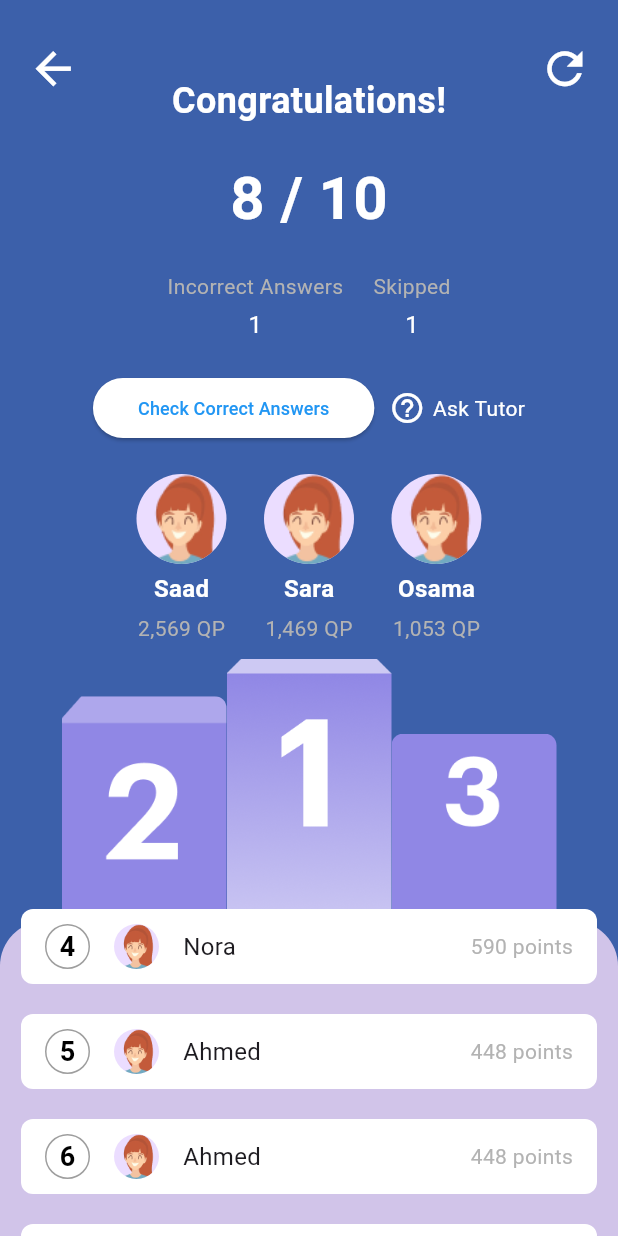
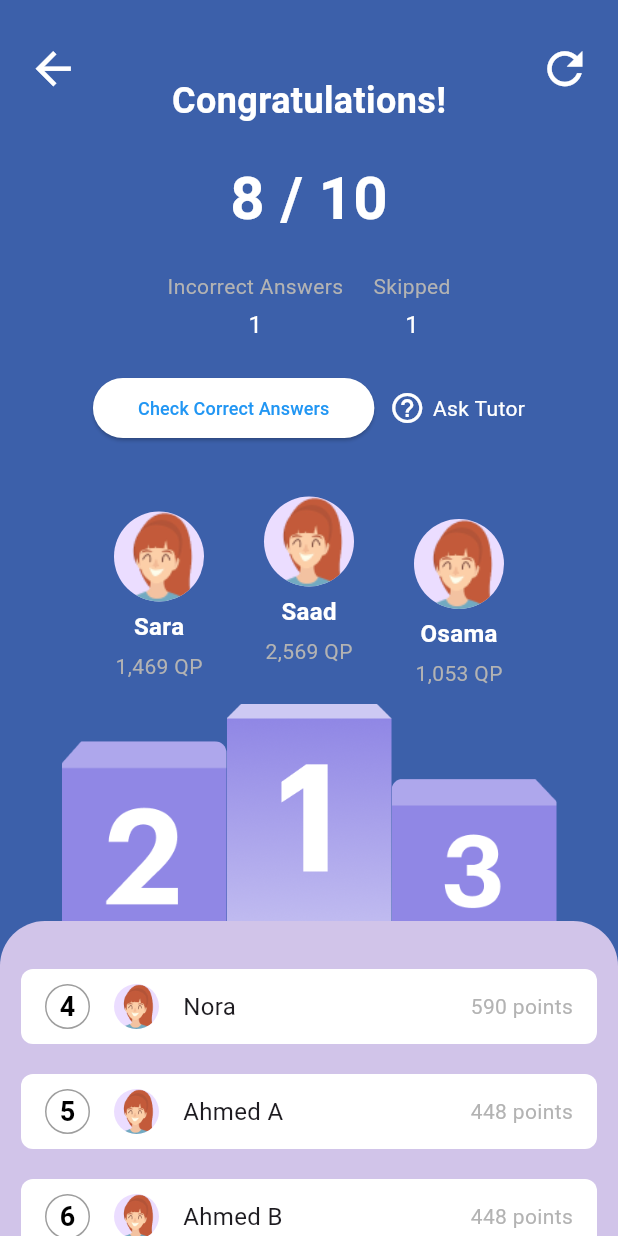
Before and after one commit to Reemaalnafisa/GAT_Helper-Version2, a Flutter app: the RankPage screen opened directly, on a phone screen of 412 x 824 dp. Run offline on Flutter 3.47's test engine with Material 3 defaults, Android fonts, the phone set to English and light mode, and no system bars; our stand-ins replace fl_chart, flutter_rating_bar.

Commit message:
remma+nora

```diff
--- a/lib/features/auth/views/Parent_home_pageAR.dart
+++ b/lib/features/auth/views/Parent_home_pageAR.dart
@@ -1,6 +1,7 @@
 import 'package:flutter/material.dart';
 import 'package:gat_helper_app/features/auth/views/AR_dashboard.dart';
 import 'package:gat_helper_app/features/common/edit_profile_page.dart';
+import '../../common/edit_profileAR_page.dart';
 import 'Parent_home_page.dart';
 import 'Parent_home_pageAR.dart';
 import '../../common/login_page.dart';
@@ -101,7 +102,7 @@ class _ParentHomePageARState extends State<ParentHomePageAR> {
                 Navigator.push(
                   context,
                   MaterialPageRoute(
-                    builder: (context) => EditProfilePage(role: 'parent', initialData: {}),
+                    builder: (context) => EditProfilePageAR(role: 'parent', initialData: {}),
                   ),
                 );
               },
@@ -128,7 +129,7 @@ class _ParentHomePageARState extends State<ParentHomePageAR> {
             const Spacer(),
             ListTile(
               leading: Padding(
-                padding: const EdgeInsets.only(left: 85.5),
+                padding: const EdgeInsets.only(right: 85.5),
                 child: Image.asset(
                   'assets/img_18.png',
                   width: 40,
--- a/lib/features/auth/views/QQ_Rank.dart
+++ b/lib/features/auth/views/QQ_Rank.dart
@@ -36,26 +36,31 @@ class _RankPageState extends State<RankPage> {
       'rank': 4,
     },
     {
-      'name': 'Ahmed',
+      'name': 'Ahmed A',
       'points': '448 points',
       'avatar': 'assets/student.png',
       'rank': 5,
     },
     {
-      'name': 'Ahmed',
+      'name': 'Ahmed B',
       'points': '448 points',
       'avatar': 'assets/student.png',
       'rank': 6,
     },
     {
-      'name': 'Ahmed',
+      'name': 'Ahmed C',
       'points': '448 points',
+      'avatar': 'assets/student.png',
+      'rank': 7,
+    },
+    {
+      'name': 'Laila',
+      'points': '300 points',
       'avatar': 'assets/student.png',
       'rank': 8,
     },
   ];
 
-  @override
   @override
   Widget build(BuildContext context) {
     return Scaffold(
@@ -71,11 +76,10 @@ class _RankPageState extends State<RankPage> {
                 Column(
                   children: [
                     SizedBox(height: 10),
-                    // Show the top 3 contestants and columns
                     _buildTopThreeSection(),
                   ],
                 ),
-                // 1) Pink box at the bottom
+                // Pink box at the bottom
                 Positioned(
                   bottom: 0,
                   left: 0,
@@ -91,12 +95,17 @@ class _RankPageState extends State<RankPage> {
                     ),
                   ),
                 ),
-                // Add ListView below the pink box
+                // Add ListView inside the pink container but make sure it doesn't overflow
                 Positioned(
-                  top: 290, // Start from below the pink box
+                  top: 330, // Adjust the starting position to fit inside the pink area
                   left: 0,
                   right: 0,
-                  bottom: 0, // Allow the ListView to scroll
+                  bottom: 0,
+                  child: ClipRRect(
+                    borderRadius: BorderRadius.only(
+                      topLeft: Radius.circular(30),
+                      topRight: Radius.circular(30),
+                    ),
                     child: ListView.builder(
                       itemCount: contestants.length - 3, // Remaining contestants
                       itemBuilder: (context, index) {
@@ -110,72 +119,65 @@ class _RankPageState extends State<RankPage> {
                       },
                     ),
                   ),
+                ),
               ],
             ),
           ),
+
         ],
       ),
     );
   }
 
-
-  // Top 3 section (images + columns)
   Widget _buildTopThreeSection() {
     return Column(
       children: [
-        // Top 3 contestants images
+        // Top 3 contestants images with more space between them
         Row(
           mainAxisAlignment: MainAxisAlignment.center,
           children: [
-            if (contestants[0]['rank'] <= 3)
-              _buildRankInfo(contestants[0]['name'], contestants[0]['points'], contestants[0]['avatar']),
-            SizedBox(width: 25),
-            if (contestants[1]['rank'] <= 3)
-              _buildRankInfo(contestants[1]['name'], contestants[1]['points'], contestants[1]['avatar']),
-            SizedBox(width: 25),
-            if (contestants[2]['rank'] <= 3)
-              _buildRankInfo(contestants[2]['name'], contestants[2]['points'], contestants[2]['avatar']),
+            _buildRankInfo(contestants[1]['name'], contestants[1]['points'], contestants[1]['avatar'],1),
+            SizedBox(width: 40),  // Increased space between avatars
+            _buildRankInfo(contestants[0]['name'], contestants[0]['points'], contestants[0]['avatar'],2),
+            SizedBox(width: 40),  // Increased space between avatars
+            _buildRankInfo(contestants[2]['name'], contestants[2]['points'], contestants[2]['avatar'],3),
           ],
         ),
-
         SizedBox(height: 10),
-        // Top 3 columns
+        // Top 3 columns with the 3rd column moved down more
         Row(
           mainAxisAlignment: MainAxisAlignment.center,
           children: [
             _buildRankColumn(2, 'assets/rank2.png'),
             _buildRankColumn(1, 'assets/rank1.png'),
-            _buildRankColumn(3, 'assets/rank3.png'),
+            // Third column shifted down more controlled
+            Container(
+              height: 250, // Keep the same height as other columns
+              padding: EdgeInsets.only(top: 50), // Adjusted padding to move the 3rd column lower
+              child: _buildRankColumn(3, 'assets/rank3.png'),
+            ),
           ],
         ),
       ],
     );
   }
 
-  // Section for contestants with rank 4 and above
-  Widget _buildOtherContestantsSection() {
-    return Expanded(
-      child: ListView.builder(
-        itemCount: contestants.length - 3, // Remaining contestants
-        itemBuilder: (context, index) {
-          var contestant = contestants[index + 3]; // Start from rank 4
-          return _buildAdditionalRank(
-            contestant['name'],
-            contestant['points'],
-            contestant['avatar'],
-            contestant['rank'],
-          );
-        },
-      ),
-    );
+
+  Widget _buildRankInfo(String name, String points, String avatarImage, int rank) {
+    double topPadding = 0.0;
+    if (rank == 1) {
+      topPadding = 20;
+    }else if(rank == 3){
+      topPadding=30;
     }
-
-  Widget _buildRankInfo(String name, String points, String avatarImage) {
     return Column(
       children: [
-        CircleAvatar(
+        Padding(
+          padding: EdgeInsets.only(top: topPadding),  // Apply the conditional padding here
+          child: CircleAvatar(
             radius: 30,
             backgroundImage: AssetImage(avatarImage),
+          ),
         ),
         SizedBox(height: 5),
         Text(
@@ -200,6 +202,8 @@ class _RankPageState extends State<RankPage> {
       height = 250.0;
     } else if (rank == 2) {
       height = 200.0;
+    } else {
+      height = 250;
     }
 
     return Container(
@@ -269,14 +273,12 @@ class _RankPageState extends State<RankPage> {
     );
   }
 
-  // Function for congratulations and score
   Widget _buildCongratsAndScore() {
     return Stack(
       children: [
-        // المحتوى الأساسي
         Column(
           children: [
-            SizedBox(height: 50),  // Adjust this height to move content down
+            SizedBox(height: 50),
             Center(
               child: Text(
                 'Congratulations!',
@@ -322,16 +324,10 @@ class _RankPageState extends State<RankPage> {
                       MaterialPageRoute(
                         builder: (context) => CorrectAnswersPage(
                           questions: [
-                            {
-                              "question": "What is the capital of France?",
-                              "correctAnswer": "Paris"
-                            },
-                            {
-                              "question": "What is 2 + 2?",
-                              "correctAnswer": "4"
-                            }
+                            {"question": "What is the capital of France?", "correctAnswer": "Paris"},
+                            {"question": "What is 2 + 2?", "correctAnswer": "4"}
                           ],
-                          userAnswers: ["Paris", "5"], // Example user answers
+                          userAnswers: ["Paris", "5"],
                         ),
                       ),
                     );
@@ -349,26 +345,24 @@ class _RankPageState extends State<RankPage> {
                     Navigator.push(
                       context,
                       MaterialPageRoute(
-                    builder: (context) => Studentreq(), // Call by class name
+                        builder: (context) => Studentreq(),
                       ),
                     );
                   },
-                child:Row(
+                  child: Row(
                     children: [
                       Icon(Icons.help_outline, color: Colors.white),
                       SizedBox(width: 5),
                       Text('Ask Tutor', style: TextStyle(color: Colors.white, fontSize: 14)),
                     ],
                   ),
-                ), ],
-
                 ),
               ],
             ),
-
-        // الأيقونات الثابتة في الأعلى
+          ],
+        ),
         Positioned(
-          top: 20, // Adjust this to position icons correctly
+          top: 20,
           left: 10,
           child: IconButton(
             icon: Icon(Icons.arrow_back, color: Colors.white, size: 35),
@@ -381,7 +375,7 @@ class _RankPageState extends State<RankPage> {
           ),
         ),
         Positioned(
-          top: 20, // Adjust this to position icons correctly
+          top: 20,
           right: 10,
           child: IconButton(
             icon: Icon(Icons.refresh, color: Colors.white, size: 35),
@@ -396,5 +390,4 @@ class _RankPageState extends State<RankPage> {
       ],
     );
   }
-
 }
```
Also changed, not shown: lib/features/auth/views/Sign_up_page_AR.dart (+28 -21 lines), lib/features/auth/views/student.dart (+13 -13 lines), lib/features/common/edit_profileAR_page.dart (added, +256 -0 lines), lib/features/common/edit_profile_page.dart (+87 -28 lines), lib/features/common/sign_up_page.dart (+22 -10 lines), lib/main.dart (+0 -7 lines), assets/img_26.png (added), assets/img_27.png (added), assets/img_28.png (added), assets/parent1.png. Lines whose indentation alone changed are shown as unchanged.
